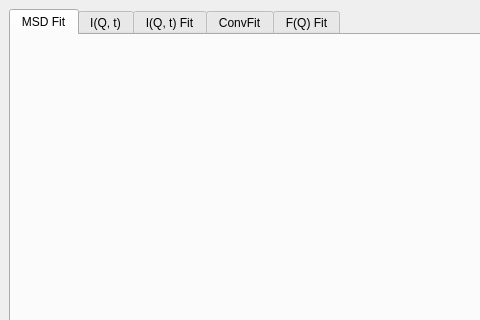
Old version of the form qt/scientific_interfaces/Indirect/IndirectDataAnalysis.ui in the repository mantidproject/mantid; both pictures show x 0 to 480 and y 0 to 320 of the 1100 by 1027 pixel window.
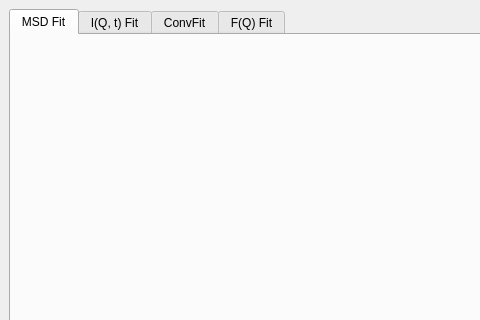
New version of the form.

Diff of the .ui file:
```diff
--- a/qt/scientific_interfaces/Indirect/IndirectDataAnalysis.ui
+++ b/qt/scientific_interfaces/Indirect/IndirectDataAnalysis.ui
@@ -61,11 +61,6 @@
         <string>MSD Fit</string>
        </attribute>
       </widget>
-      <widget class="QWidget" name="tabIqt">
-       <attribute name="title">
-        <string>I(Q, t)</string>
-       </attribute>
-      </widget>
       <widget class="QWidget" name="tabIqtFit">
        <attribute name="title">
         <string>I(Q, t) Fit</string>
```
Left out of the diff: 4 changed lines with no effect on the pictures.
